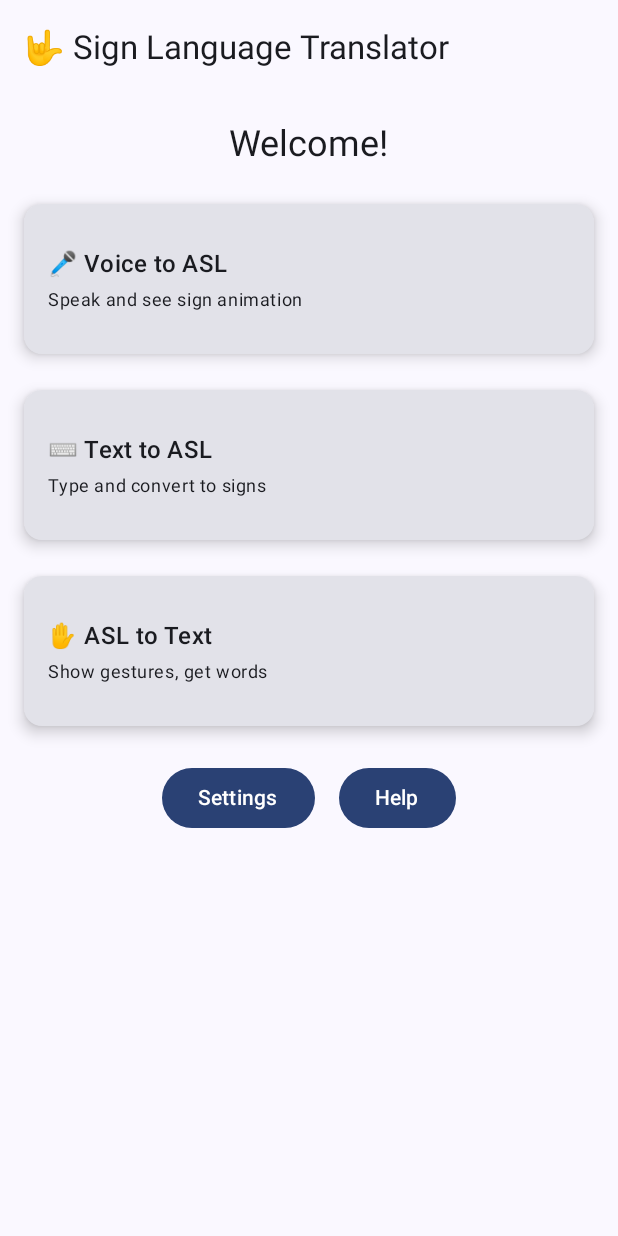
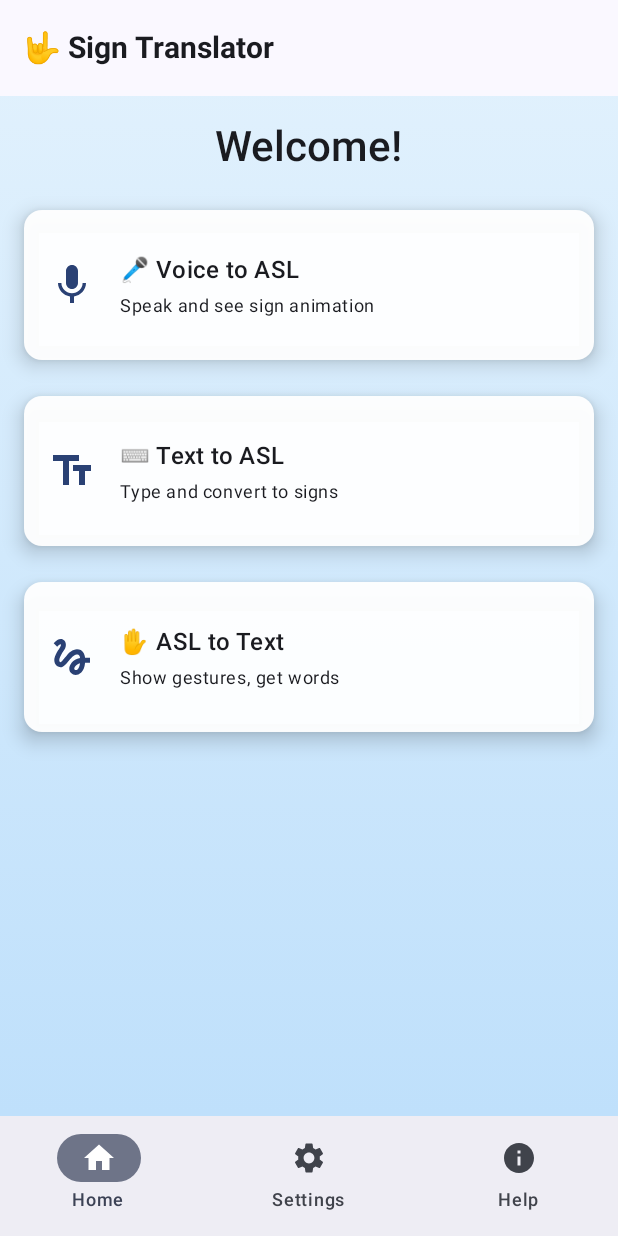
Before and after one commit to kartik417/RealtimeApps, an Android app built with Jetpack Compose: the screen it shows after launch (MainActivity), on a phone screen of 412 x 824 dp. Run offline under Robolectric (Android 15) with nearby library versions, the phone set to English and light mode, and no system bars.

Commit message:
Modernize the home screen ui of the app

```diff
--- a/app/build.gradle.kts
+++ b/app/build.gradle.kts
@@ -70,6 +70,7 @@ dependencies {
     implementation("io.coil-kt:coil-gif:2.4.0")
     implementation ("com.google.accompanist:accompanist-permissions:0.35.0-alpha")
     implementation("androidx.navigation:navigation-compose:2.7.7")
+    implementation("androidx.compose.material:material-icons-extended:1.6.1")
 
 
 
--- a/app/src/main/java/com/example/signlanguagetranslationactivity/AppNavGraph.kt
+++ b/app/src/main/java/com/example/signlanguagetranslationactivity/AppNavGraph.kt
@@ -18,7 +18,7 @@ fun AppNavGraph(startDestination: String = "home") {
 
     NavHost(navController = navController, startDestination = startDestination) {
         composable("home") {
-            HomeScreen(onNavigate = { route -> navController.navigate(route) })
+            ModernHomeScreen(onNavigate = { route -> navController.navigate(route) })
         }
         composable("voice_to_asl") {
             VoiceToGifScreen()  // You already have this screen
--- a/app/src/main/java/com/example/signlanguagetranslationactivity/HomeScreen.kt
+++ b/app/src/main/java/com/example/signlanguagetranslationactivity/HomeScreen.kt
@@ -1,54 +1,101 @@
 package com.example.signlanguagetranslationactivity
 
+import androidx.compose.foundation.background
 import androidx.compose.foundation.layout.*
+import androidx.compose.material.icons.Icons
+import androidx.compose.material.icons.filled.*
 import androidx.compose.material3.*
-import androidx.compose.runtime.Composable
+import androidx.compose.runtime.*
 import androidx.compose.ui.Alignment
 import androidx.compose.ui.Modifier
+import androidx.compose.ui.graphics.Brush
+import androidx.compose.ui.graphics.Color
+import androidx.compose.ui.text.font.FontWeight
 import androidx.compose.ui.tooling.preview.Preview
 import androidx.compose.ui.unit.dp
+import androidx.compose.ui.unit.sp
 
 @OptIn(ExperimentalMaterial3Api::class)
 @Composable
-fun HomeScreen(onNavigate: (String) -> Unit = {}) {
+fun ModernHomeScreen(onNavigate: (String) -> Unit = {}) {
+    var selectedTab by remember { mutableStateOf(0) }
+
     Scaffold(
         topBar = {
             TopAppBar(
-                title = { Text("🤟 Sign Language Translator") }
+                title = {
+                    Text(
+                        text = "🤟 Sign Translator",
+                        fontWeight = FontWeight.Bold,
+                        fontSize = 20.sp
                     )
                 }
+            )
+        },
+        bottomBar = {
+            NavigationBar {
+                NavigationBarItem(
+                    selected = selectedTab == 0,
+                    onClick = {
+                        selectedTab = 0
+                        onNavigate("home")
+                    },
+                    icon = { Icon(Icons.Default.Home, contentDescription = "Home") },
+                    label = { Text("Home") }
+                )
+                NavigationBarItem(
+                    selected = selectedTab == 1,
+                    onClick = {
+                        selectedTab = 1
+                        onNavigate("settings")
+                    },
+                    icon = { Icon(Icons.Default.Settings, contentDescription = "Settings") },
+                    label = { Text("Settings") }
+                )
+                NavigationBarItem(
+                    selected = selectedTab == 2,
+                    onClick = {
+                        selectedTab = 2
+                        onNavigate("help")
+                    },
+                    icon = { Icon(Icons.Default.Info, contentDescription = "Help") },
+                    label = { Text("Help") }
+                )
+            }
+        }
     ) { padding ->
-        Column(
+        Box(
             modifier = Modifier
                 .fillMaxSize()
+                .background(
+                    Brush.verticalGradient(
+                        colors = listOf(Color(0xFFE3F2FD), Color(0xFFBBDEFB))
+                    )
+                )
                 .padding(padding)
-                .padding(16.dp),
+                .padding(16.dp)
+        ) {
+            Column(
+                modifier = Modifier.fillMaxSize(),
                 verticalArrangement = Arrangement.spacedBy(24.dp),
                 horizontalAlignment = Alignment.CenterHorizontally
             ) {
                 Text(
                     text = "Welcome!",
-                style = MaterialTheme.typography.headlineSmall
+                    style = MaterialTheme.typography.headlineMedium,
+                    fontWeight = FontWeight.SemiBold
                 )
 
-            FeatureCard("🎤 Voice to ASL", "Speak and see sign animation") {
+                FeatureCardModern("🎤 Voice to ASL", "Speak and see sign animation", Icons.Default.Mic) {
                     onNavigate("voice_to_asl")
                 }
 
-            FeatureCard("⌨️ Text to ASL", "Type and convert to signs") {
+                FeatureCardModern("⌨️ Text to ASL", "Type and convert to signs", Icons.Default.TextFields) {
                     onNavigate("text_to_asl")
                 }
 
-            FeatureCard("✋ ASL to Text", "Show gestures, get words") {
+                FeatureCardModern("✋ ASL to Text", "Show gestures, get words", Icons.Default.Gesture) {
                     onNavigate("sign_to_text")
-            }
-
-            Row(horizontalArrangement = Arrangement.spacedBy(16.dp)) {
-                Button(onClick = { onNavigate("settings") }) {
-                    Text("Settings")
-                }
-                Button(onClick = { onNavigate("help") }) {
-                    Text("Help")
                 }
             }
         }
@@ -56,32 +103,37 @@ fun HomeScreen(onNavigate: (String) -> Unit = {}) {
 }
 
 @Composable
-fun FeatureCard(title: String, subtitle: String, onClick: () -> Unit) {
+fun FeatureCardModern(title: String, subtitle: String, icon: androidx.compose.ui.graphics.vector.ImageVector, onClick: () -> Unit) {
     Card(
         onClick = onClick,
         modifier = Modifier
             .fillMaxWidth()
             .height(100.dp),
-        elevation = CardDefaults.cardElevation(6.dp),
+        colors = CardDefaults.cardColors(containerColor = Color.White.copy(alpha = 0.95f)),
+        elevation = CardDefaults.cardElevation(8.dp),
         shape = MaterialTheme.shapes.medium
     ) {
-        Column(
+        Row(
             modifier = Modifier
                 .fillMaxSize()
                 .padding(16.dp),
-            verticalArrangement = Arrangement.Center
+            verticalAlignment = Alignment.CenterVertically,
+            horizontalArrangement = Arrangement.spacedBy(16.dp)
         ) {
-            Text(title, style = MaterialTheme.typography.titleMedium)
+            Icon(icon, contentDescription = null, tint = MaterialTheme.colorScheme.primary, modifier = Modifier.size(32.dp))
+            Column {
+                Text(title, style = MaterialTheme.typography.titleMedium, fontWeight = FontWeight.SemiBold)
                 Spacer(modifier = Modifier.height(4.dp))
                 Text(subtitle, style = MaterialTheme.typography.bodySmall)
+            }
         }
     }
 }
 
 @Preview(showBackground = true)
 @Composable
-fun HomeScreenPreview() {
+fun ModernHomeScreenPreview() {
     MaterialTheme {
-        HomeScreen()
+        ModernHomeScreen()
     }
 }
```
Lines whose indentation alone changed are shown as unchanged.
